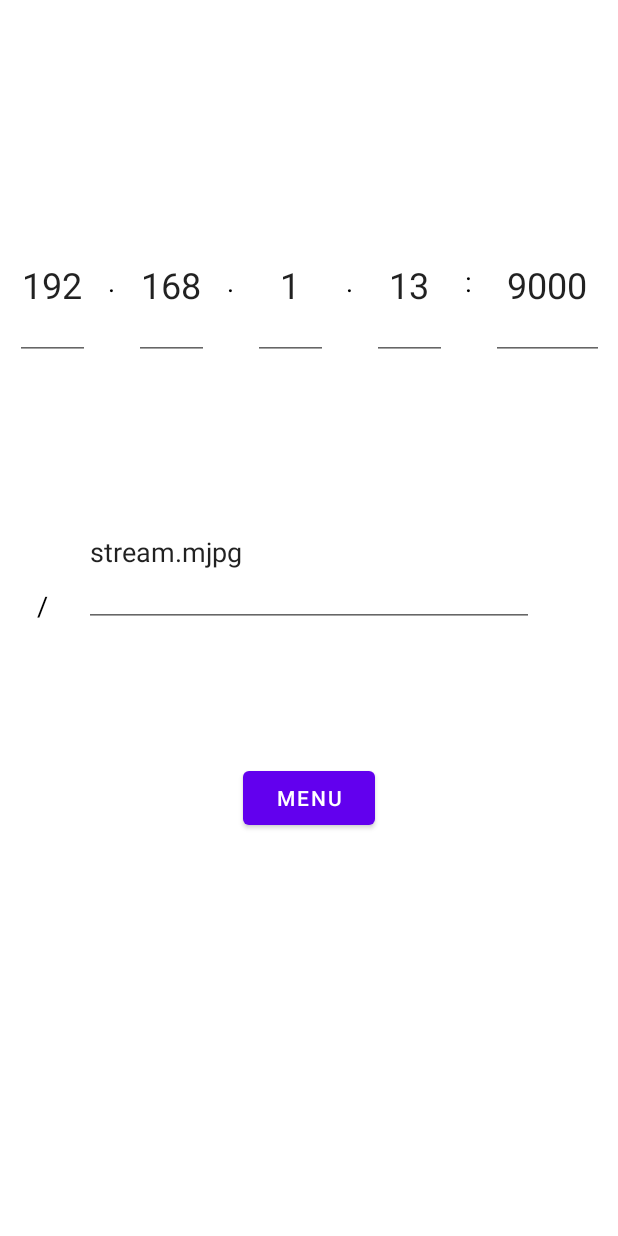
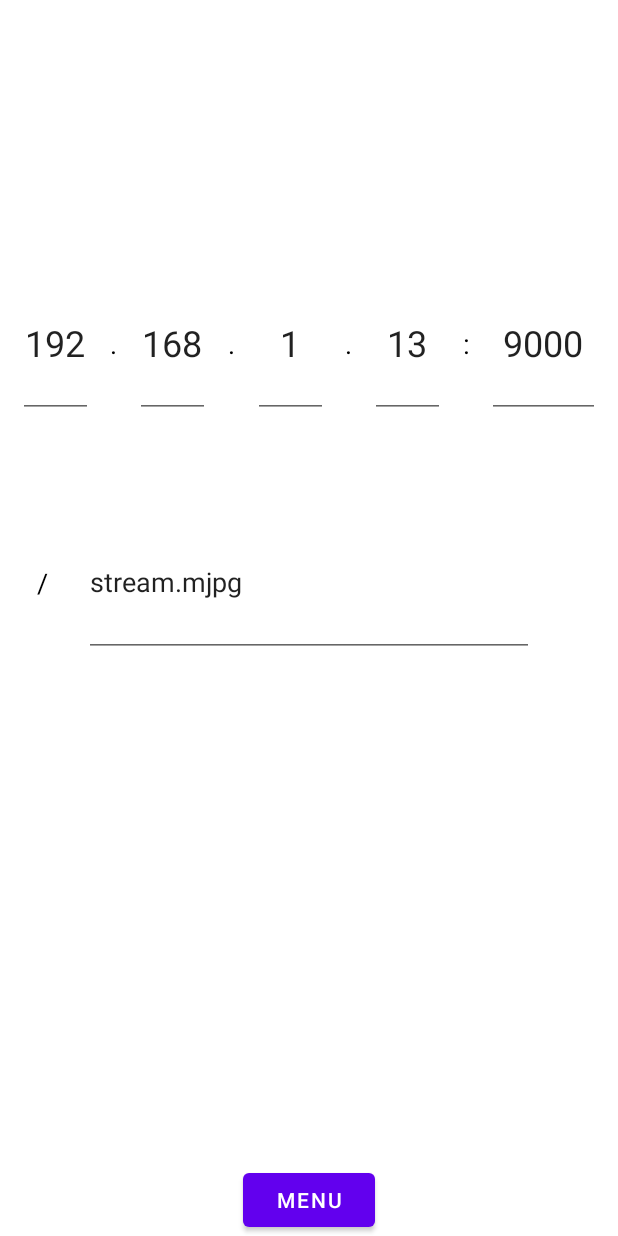
Before and after one commit to alexBDG/Auto-Robot-Mobile-App, an Android app: the ThirdFragment screen opened through its navigation route, on a phone screen of 412 x 824 dp. Run offline under Robolectric (Android 15) with nearby library versions, the phone set to English and light mode, and no system bars; our stand-ins replace navigation-ui.

Commit message:
Fix http issues, fix third fragment view

```diff
--- a/app/src/main/res/layout/fragment_second.xml
+++ b/app/src/main/res/layout/fragment_second.xml
@@ -10,7 +10,7 @@
     <com.example.autorobot.mjpegviewer.MjpegView
         android:id="@+id/mjpegid"
         android:layout_width="wrap_content"
-        android:layout_height="473dp"
+        android:layout_height="0dp"
         app:layout_constraintEnd_toEndOf="parent"
         app:layout_constraintStart_toStartOf="parent"
         app:layout_constraintTop_toTopOf="parent" />
@@ -27,6 +27,7 @@
         app:JV_fixedCenter="false"
         app:layout_constraintBottom_toBottomOf="parent"
         app:layout_constraintEnd_toEndOf="@+id/mjpegid"
+        app:layout_constraintHorizontal_bias="0.75"
         app:layout_constraintStart_toEndOf="@+id/button_second" />
 
     <Button
@@ -36,9 +37,8 @@
         android:text="@string/menu"
         app:layout_constraintBottom_toBottomOf="parent"
         app:layout_constraintEnd_toEndOf="parent"
-        app:layout_constraintHorizontal_bias="0.499"
         app:layout_constraintStart_toStartOf="parent"
-        app:layout_constraintTop_toBottomOf="@id/mjpegid"
+        app:layout_constraintTop_toTopOf="@+id/mjpegid"
         app:layout_constraintVertical_bias="1.0" />
 
     <EditText
--- a/app/src/main/res/layout/fragment_third.xml
+++ b/app/src/main/res/layout/fragment_third.xml
@@ -11,144 +11,144 @@
         android:id="@+id/ipNumberFirst"
         android:layout_width="50dp"
         android:layout_height="100dp"
-        android:layout_marginTop="140dp"
         android:digits="0123456789"
         android:inputType="numberDecimal"
         android:textAlignment="center"
         android:textSize="24sp"
+        app:layout_constraintBottom_toTopOf="@+id/url"
         app:layout_constraintEnd_toStartOf="@id/ipSeparatorFirst"
         app:layout_constraintStart_toStartOf="parent"
-        app:layout_constraintTop_toTopOf="parent" />
+        app:layout_constraintTop_toTopOf="parent"
+        app:layout_constraintVertical_bias="0.75" />
+
     <TextView
         android:id="@+id/ipSeparatorFirst"
-        android:layout_width="10dp"
-        android:layout_height="0dp"
-        android:layout_marginTop="175dp"
+        android:layout_width="wrap_content"
+        android:layout_height="wrap_content"
         android:text="."
         android:textAlignment="center"
         android:textColor="@color/black"
         android:textSize="18sp"
+        app:layout_constraintBottom_toBottomOf="@+id/ipNumberFirst"
         app:layout_constraintEnd_toStartOf="@id/ipNumberSecond"
         app:layout_constraintStart_toEndOf="@id/ipNumberFirst"
-        app:layout_constraintTop_toTopOf="parent" />
+        app:layout_constraintTop_toTopOf="@+id/ipNumberFirst" />
 
     <EditText
         android:id="@+id/ipNumberSecond"
         android:layout_width="50dp"
         android:layout_height="100dp"
-        android:layout_marginTop="140dp"
         android:digits="0123456789"
         android:inputType="numberDecimal"
         android:textAlignment="center"
         android:textSize="24sp"
+        app:layout_constraintBottom_toBottomOf="@+id/ipNumberFirst"
         app:layout_constraintEnd_toStartOf="@id/ipSeparatorSecond"
         app:layout_constraintStart_toEndOf="@+id/ipSeparatorFirst"
-        app:layout_constraintTop_toTopOf="parent" />
+        app:layout_constraintTop_toTopOf="@+id/ipNumberFirst" />
+
     <TextView
         android:id="@+id/ipSeparatorSecond"
-        android:layout_width="10dp"
-        android:layout_height="0dp"
-        android:layout_marginTop="175dp"
+        android:layout_width="wrap_content"
+        android:layout_height="wrap_content"
         android:text="."
         android:textAlignment="center"
         android:textColor="@color/black"
         android:textSize="18sp"
+        app:layout_constraintBottom_toBottomOf="@+id/ipNumberSecond"
         app:layout_constraintEnd_toStartOf="@id/ipNumberThird"
         app:layout_constraintStart_toEndOf="@id/ipNumberSecond"
-        app:layout_constraintTop_toTopOf="parent" />
+        app:layout_constraintTop_toTopOf="@+id/ipNumberSecond" />
 
     <EditText
         android:id="@+id/ipNumberThird"
         android:layout_width="50dp"
         android:layout_height="100dp"
-        android:layout_marginTop="140dp"
         android:digits="0123456789"
         android:inputType="numberDecimal"
         android:textAlignment="center"
         android:textSize="24sp"
+        app:layout_constraintBottom_toBottomOf="@+id/ipNumberSecond"
         app:layout_constraintEnd_toStartOf="@id/ipSeparatorThird"
         app:layout_constraintStart_toEndOf="@id/ipSeparatorSecond"
-        app:layout_constraintTop_toTopOf="parent" />
+        app:layout_constraintTop_toTopOf="@+id/ipNumberSecond" />
+
     <TextView
         android:id="@+id/ipSeparatorThird"
-        android:layout_width="10dp"
-        android:layout_height="0dp"
-        android:layout_marginTop="175dp"
+        android:layout_width="wrap_content"
+        android:layout_height="wrap_content"
         android:text="."
         android:textAlignment="center"
         android:textColor="@color/black"
         android:textSize="18sp"
+        app:layout_constraintBottom_toBottomOf="@+id/ipNumberThird"
         app:layout_constraintEnd_toStartOf="@id/ipNumberFourth"
         app:layout_constraintStart_toEndOf="@id/ipNumberThird"
-        app:layout_constraintTop_toTopOf="parent" />
+        app:layout_constraintTop_toTopOf="@+id/ipNumberThird" />
 
     <EditText
         android:id="@+id/ipNumberFourth"
         android:layout_width="50dp"
         android:layout_height="100dp"
-        android:layout_marginTop="140dp"
         android:digits="0123456789"
         android:inputType="numberDecimal"
         android:textAlignment="center"
         android:textSize="24sp"
+        app:layout_constraintBottom_toBottomOf="@+id/ipNumberThird"
         app:layout_constraintEnd_toStartOf="@id/ipPortSeparator"
         app:layout_constraintStart_toEndOf="@id/ipSeparatorThird"
-        app:layout_constraintTop_toTopOf="parent" />
+        app:layout_constraintTop_toTopOf="@+id/ipNumberThird" />
 
     <TextView
         android:id="@+id/ipPortSeparator"
-        android:layout_width="10dp"
-        android:layout_height="0dp"
-        android:layout_marginTop="175dp"
+        android:layout_width="wrap_content"
+        android:layout_height="wrap_content"
         android:text=":"
         android:textAlignment="center"
         android:textColor="@color/black"
         android:textSize="18sp"
+        app:layout_constraintBottom_toBottomOf="@+id/ipNumberFourth"
         app:layout_constraintEnd_toStartOf="@id/portNumber"
         app:layout_constraintStart_toEndOf="@id/ipNumberFourth"
-        app:layout_constraintTop_toTopOf="parent" />
+        app:layout_constraintTop_toTopOf="@+id/ipNumberFourth" />
 
     <EditText
         android:id="@+id/portNumber"
         android:layout_width="75dp"
         android:layout_height="100dp"
-        android:layout_marginTop="140dp"
         android:digits="0123456789"
         android:inputType="numberDecimal"
         android:textAlignment="center"
         android:textSize="24sp"
+        app:layout_constraintBottom_toBottomOf="@+id/ipNumberFourth"
         app:layout_constraintEnd_toEndOf="parent"
         app:layout_constraintStart_toEndOf="@id/ipPortSeparator"
-        app:layout_constraintTop_toTopOf="parent" />
+        app:layout_constraintTop_toTopOf="@+id/ipNumberFourth" />
 
     <TextView
         android:id="@+id/portUrlSeparator"
         android:layout_width="wrap_content"
         android:layout_height="wrap_content"
-        android:layout_marginBottom="92dp"
         android:text="/"
         android:textAlignment="center"
         android:textColor="@color/black"
         android:textSize="18sp"
-        app:layout_constraintBottom_toTopOf="@+id/button_third"
+        app:layout_constraintBottom_toBottomOf="@+id/url"
         app:layout_constraintEnd_toStartOf="@id/url"
         app:layout_constraintStart_toStartOf="parent"
-        app:layout_constraintTop_toBottomOf="@+id/ipNumberFirst"
-        app:layout_constraintVertical_bias="1.0" />
+        app:layout_constraintTop_toTopOf="@+id/url" />
 
     <EditText
         android:id="@+id/url"
         android:layout_width="300dp"
         android:layout_height="100dp"
-        android:layout_marginTop="48dp"
         android:ems="10"
         android:inputType="textPersonName"
         android:textSize="18sp"
         app:layout_constraintBottom_toTopOf="@+id/button_third"
         app:layout_constraintEnd_toEndOf="parent"
         app:layout_constraintStart_toStartOf="parent"
-        app:layout_constraintTop_toBottomOf="@id/ipNumberFirst"
-        app:layout_constraintVertical_bias="0.25" />
+        app:layout_constraintTop_toTopOf="parent" />
 
     <Button
         android:id="@+id/button_third"
@@ -158,6 +158,7 @@
         app:layout_constraintBottom_toBottomOf="parent"
         app:layout_constraintEnd_toEndOf="parent"
         app:layout_constraintStart_toStartOf="parent"
-        app:layout_constraintTop_toBottomOf="@+id/ipNumberFirst" />
+        app:layout_constraintTop_toTopOf="parent"
+        app:layout_constraintVertical_bias="1.0" />
 
 </androidx.constraintlayout.widget.ConstraintLayout>
```
Also changed, not shown: app/src/main/java/com/example/autorobot/SecondFragment.kt (+46 -81 lines), app/src/main/java/com/example/autorobot/mjpegviewer/Mjpegviewer.kt (+7 -21 lines).
